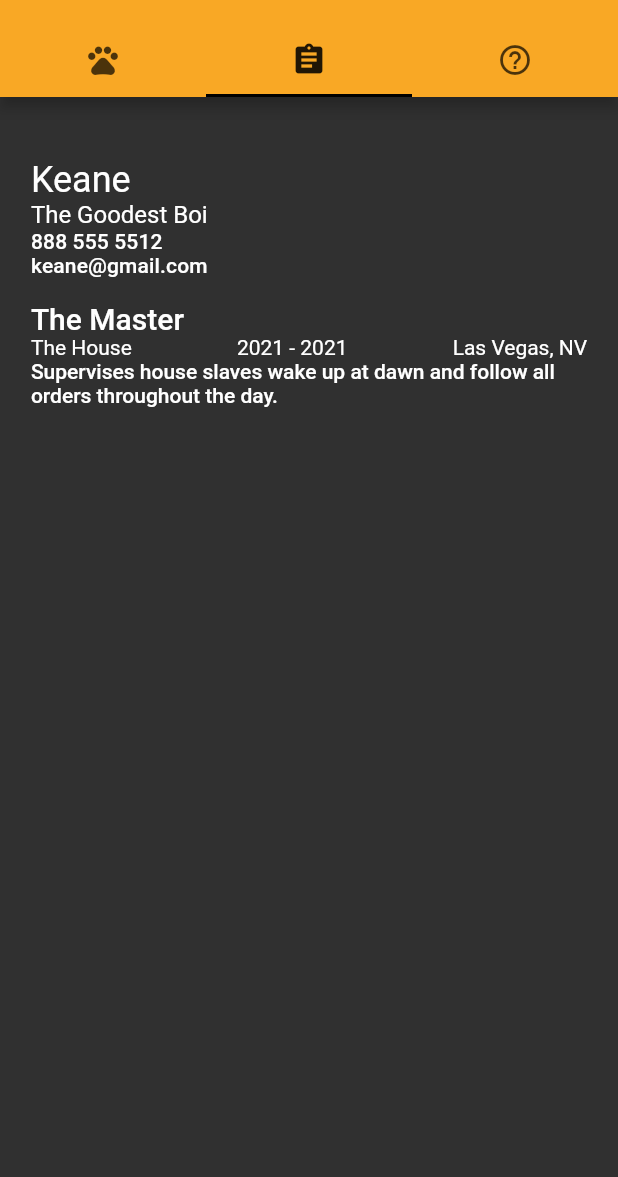
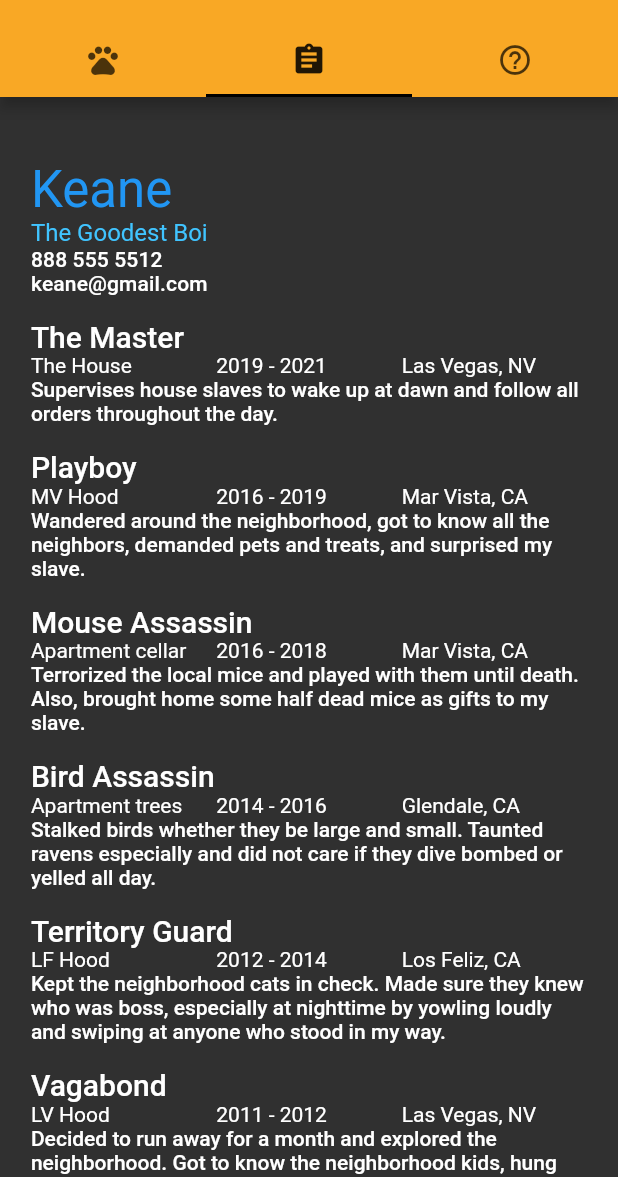
Before and after one commit to AprilCastaneda/call_me_maybe, a Flutter app: the screen it shows after launch, tab 2 chosen, on a phone screen of 412 x 824 dp, the part 59-1236 px from its top. Run offline on Flutter 3.47's test engine with Material 2 defaults, Android fonts, the light colour scheme and no system bars; our stand-ins replace url_launcher_web; Roboto replaces fonts that are missing (Verdana).

Commit message:
Working app. Needs to be refactored.

```diff
--- a/lib/app.dart
+++ b/lib/app.dart
@@ -40,6 +40,9 @@ class MainTabController extends StatelessWidget {
         primaryColor: Colors.yellow[800],
         accentColor: Colors.blue,
         fontFamily: 'Verdana',
+        textTheme: TextTheme(
+            headline4: TextStyle(color: Colors.blue),
+            subtitle1: TextStyle(color: Colors.lightBlueAccent)),
       ),
       home: DefaultTabController(
         length: tabs.length,
--- a/lib/screens/business_card_screen.dart
+++ b/lib/screens/business_card_screen.dart
@@ -50,7 +50,7 @@ class BusinessCardScreenState extends State<BusinessCardScreen> {
                   Row(mainAxisAlignment: MainAxisAlignment.center, children: [
                 Text(
                   'Keane',
-                  style: Theme.of(context).textTheme.headline6,
+                  style: Theme.of(context).textTheme.headline4,
                 )
               ]),
             ),
@@ -83,7 +83,7 @@ class BusinessCardScreenState extends State<BusinessCardScreen> {
               fit: FlexFit.tight,
               flex: 1,
               child: Row(
-                  mainAxisAlignment: MainAxisAlignment.spaceAround,
+                  mainAxisAlignment: MainAxisAlignment.spaceEvenly,
                   children: [
                     GestureDetector(
                       onTap: () => visitPage('https://github.com'),
--- a/lib/screens/resume_screen.dart
+++ b/lib/screens/resume_screen.dart
@@ -3,7 +3,12 @@ import '../models/job.dart';
 
 import 'package:flutter/material.dart';
 
-class ResumeScreen extends StatelessWidget {
+class ResumeScreen extends StatefulWidget {
+  @override
+  _ResumeScreenState createState() => _ResumeScreenState();
+}
+
+class _ResumeScreenState extends State<ResumeScreen> {
   double paddingHorizontal(BuildContext context) =>
       MediaQuery.of(context).size.width * .05;
 
@@ -14,11 +19,83 @@ class ResumeScreen extends StatelessWidget {
     Job(
         jobTitle: 'The Master',
         coName: 'The House',
-        fromYr: 2021,
+        fromYr: 2019,
         toYr: 2021,
         loc: 'Las Vegas, NV',
         desc:
-            'Supervises house slaves wake up at dawn and follow all orders throughout the day.'),
+            'Supervises house slaves to wake up at dawn and follow all orders throughout the day.'),
+    Job(
+        jobTitle: 'Playboy',
+        coName: 'MV Hood',
+        fromYr: 2016,
+        toYr: 2019,
+        loc: 'Mar Vista, CA',
+        desc:
+            'Wandered around the neighborhood, got to know all the neighbors, demanded pets and treats, and surprised my slave.'),
+    Job(
+        jobTitle: 'Mouse Assassin',
+        coName: 'Apartment cellar',
+        fromYr: 2016,
+        toYr: 2018,
+        loc: 'Mar Vista, CA',
+        desc:
+            'Terrorized the local mice and played with them until death. Also, brought home some half dead mice as gifts to my slave.'),
+    Job(
+        jobTitle: 'Bird Assassin',
+        coName: 'Apartment trees',
+        fromYr: 2014,
+        toYr: 2016,
+        loc: 'Glendale, CA',
+        desc:
+            'Stalked birds whether they be large and small. Taunted ravens especially and did not care if they dive bombed or yelled all day.'),
+    Job(
+        jobTitle: 'Territory Guard',
+        coName: 'LF Hood',
+        fromYr: 2012,
+        toYr: 2014,
+        loc: 'Los Feliz, CA',
+        desc:
+            'Kept the neighborhood cats in check. Made sure they knew who was boss, especially at nighttime by yowling loudly and swiping at anyone who stood in my way.'),
+    Job(
+        jobTitle: 'Vagabond',
+        coName: 'LV Hood',
+        fromYr: 2011,
+        toYr: 2012,
+        loc: 'Las Vegas, NV',
+        desc:
+            'Decided to run away for a month and explored the neighborhood. Got to know the neighborhood kids, hung out at the park, was almost adopted by another slave, then asked new slave to finally take me back.'),
+    Job(
+        jobTitle: 'Beginner Playboy',
+        coName: 'Backyard',
+        fromYr: 2009,
+        toYr: 2011,
+        loc: 'W Adams, CA',
+        desc:
+            'Trained on being a playboy by getting to know the neighborhood cats.'),
+    Job(
+        jobTitle: 'Feet Warmer',
+        coName: 'Bedroom',
+        fromYr: 2008,
+        toYr: 2009,
+        loc: 'W Adams, CA',
+        desc:
+            'Realized that feet were the optimal place to sleep. Slept almost every night by my slaves\' feet.'),
+    Job(
+        jobTitle: 'Washing Machine Inspector',
+        coName: 'Laundry Room',
+        fromYr: 2007,
+        toYr: 2008,
+        loc: 'W Adams, CA',
+        desc:
+            'Did not stray frin the back of the washing machine for a long time. It needed daily inspections.'),
+    Job(
+        jobTitle: 'Yeller',
+        coName: 'Everywhere',
+        fromYr: 2007,
+        toYr: 2006,
+        loc: 'Burbank, CA',
+        desc:
+            'Made sure everyone knew when I was arriving, walking, being carried, woke up, was hungry, wanted to go out, wanted to sleep. Made it so they could\'nt get a word in edgewise.'),
   ];
 
   var self = Self(
@@ -50,7 +127,7 @@ class ResumeScreen extends StatelessWidget {
   Widget headerRow(BuildContext context) {
     return Column(children: [
       Row(children: [
-        Text('${self.fullName}', style: Theme.of(context).textTheme.headline5)
+        Text('${self.fullName}', style: Theme.of(context).textTheme.headline4)
       ]),
       Row(children: [
         Text('${self.currentJobTitle}',
@@ -75,12 +152,25 @@ class ResumeScreen extends StatelessWidget {
           Text('${jobs[idx].jobTitle}',
               style: Theme.of(context).textTheme.headline6)
         ]),
-        Row(mainAxisAlignment: MainAxisAlignment.spaceBetween, children: [
-          Text('${jobs[idx].coName}',
-              style: Theme.of(context).textTheme.bodyText2),
-          Text('${jobs[idx].fromYr} - ${jobs[idx].toYr}',
-              style: Theme.of(context).textTheme.bodyText2),
-          Text('${jobs[idx].loc}', style: Theme.of(context).textTheme.bodyText2)
+        Row(children: [
+          Flexible(
+            fit: FlexFit.tight,
+            flex: 1,
+            child: Text('${jobs[idx].coName}',
+                style: Theme.of(context).textTheme.bodyText2),
+          ),
+          Flexible(
+            fit: FlexFit.tight,
+            flex: 1,
+            child: Text('${jobs[idx].fromYr} - ${jobs[idx].toYr}',
+                style: Theme.of(context).textTheme.bodyText2),
+          ),
+          Flexible(
+            fit: FlexFit.tight,
+            flex: 1,
+            child: Text('${jobs[idx].loc}',
+                style: Theme.of(context).textTheme.bodyText2),
+          )
         ]),
         Row(children: [
           Expanded(
```
Also changed, not shown: lib/models/answer.dart (added, +24 -0 lines), lib/screens/predictor_screen.dart (+51 -3 lines), 9 other files.
